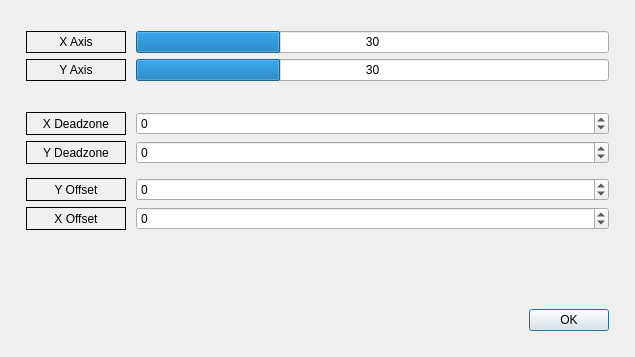
This is Source Code/ros_ws_remote/src/ros_remote_gui/ros_remote_gui/gui_files/joystick_dialog.ui in samyarsadat/ROS-Remote as Qt 5 draws it before an edit. The edited form follows.
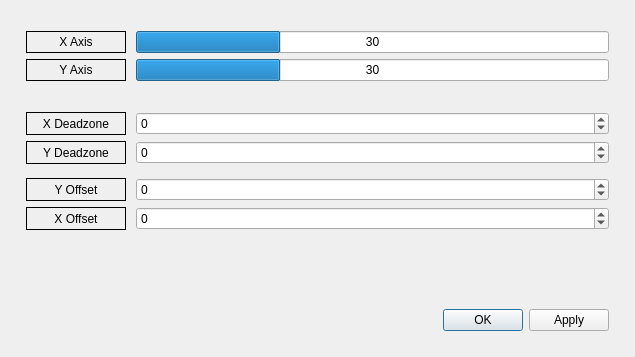
This is the edited form.

The edit to the form file:
```diff
--- a/Source Code/ros_ws_remote/src/ros_remote_gui/ros_remote_gui/gui_files/joystick_dialog.ui
+++ b/Source Code/ros_ws_remote/src/ros_remote_gui/ros_remote_gui/gui_files/joystick_dialog.ui
@@ -358,7 +358,10 @@
         <enum>Qt::Orientation::Horizontal</enum>
        </property>
        <property name="standardButtons">
-        <set>QDialogButtonBox::StandardButton::Ok</set>
+        <set>QDialogButtonBox::StandardButton::Apply|QDialogButtonBox::StandardButton::Ok</set>
+       </property>
+       <property name="centerButtons">
+        <bool>false</bool>
        </property>
       </widget>
      </item>
```
